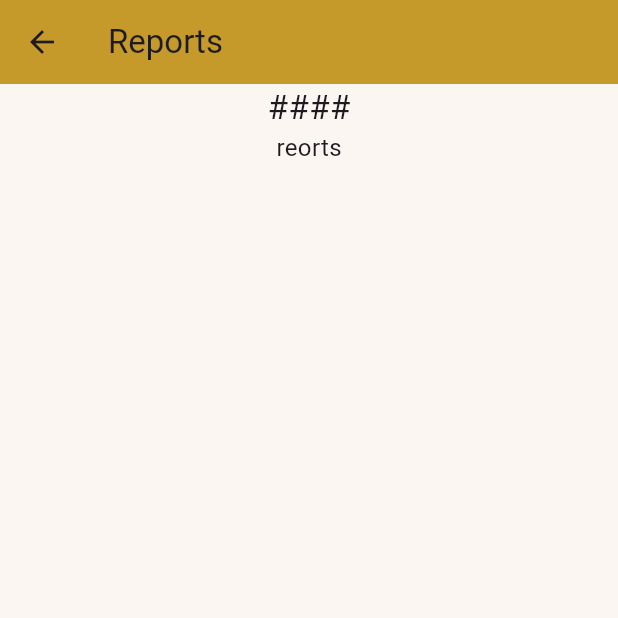
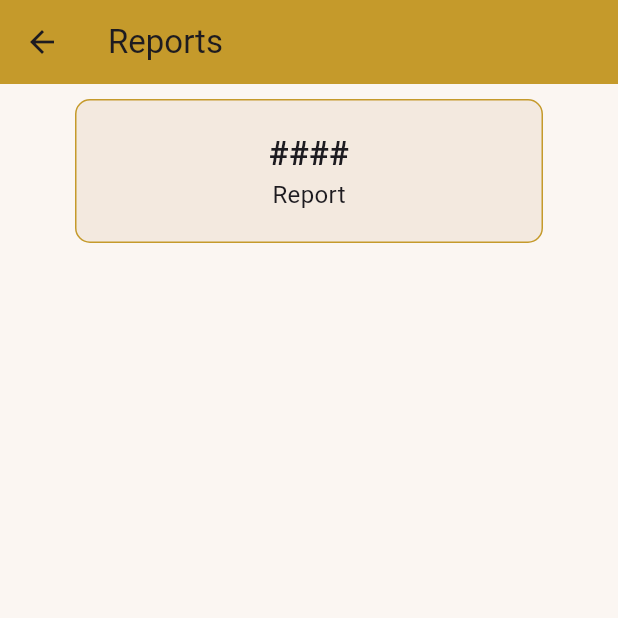
Before and after one commit to MoazEslam74/bayt_alhikma_dashboard, a Flutter app: the userReports screen opened directly, on a phone screen of 412 x 824 dp, the top half of it. Run offline on Flutter 3.47's test engine with Material 3 defaults, Android fonts, the phone set to English and light mode, and no system bars; our stand-ins replace cloud_firestore, firebase_core, flutter_dotenv, flutter_secure_storage, hive_flutter; missing offline and left inert: pointycastle; accounts and stored records are empty.

Commit message:
Built initial parts of the reports screen

```diff
--- a/lib/screens/users/reports.dart
+++ b/lib/screens/users/reports.dart
@@ -21,13 +21,68 @@ class _userReportsState extends State<userReports> {
       body: ListView(
         children: [
           Container(
+            padding: EdgeInsets.symmetric(vertical: 20),
+            margin: EdgeInsets.symmetric(horizontal: 50, vertical: 10),
+            decoration: BoxDecoration(
+              borderRadius: BorderRadius.all(Radius.circular(10)),
+              color: AppStyles.lightBeige,
+              border: Border.all(color: AppStyles.primaryGold),
+            ),
             child: Column(
               children: [
-                Text('####',style: TextStyle(fontSize: 22),),
-                Text('reorts',style: TextStyle(fontSize: 16),)
+                Text(
+                  '####',
+                  style: TextStyle(fontSize: 22, fontWeight: FontWeight.bold),
+                ),
+                Text('Report', style: TextStyle(fontSize: 16)),
               ],
             ),
-          )
+          ),
+        ],
+      ),
+    );
+  }
+
+  Container _reportedUser(
+    String defendant,
+    String imgURL,
+    String reporter,
+    String reason,
+    Timestamp timestamp,
+  ) {
+    return Container(
+      child: Row(
+        children: [
+          ///Img
+          Column(
+            children: [
+              Text(defendant),
+              Text(reporter),
+              Text('$timestamp'),
+              ElevatedButton(
+                onPressed: () {
+                  showDialog(
+                    context: context,
+                    builder: (ctx) {
+                      return AlertDialog(
+                        title: Text('Reason of the report'),
+                        content: Text(reason),
+                        actions: [
+                          TextButton(
+                          onPressed: () {
+                              Navigator.of(ctx).pop();
+                            },
+                            child: Text('Cancel'),
+                          ),
+                        ],
+                      );
+                    },
+                  );
+                },
+                child: Row(children: [Icon(Icons.report), Text('Reason')]),
+              ),
+            ],
+          ),
         ],
       ),
     );
```
